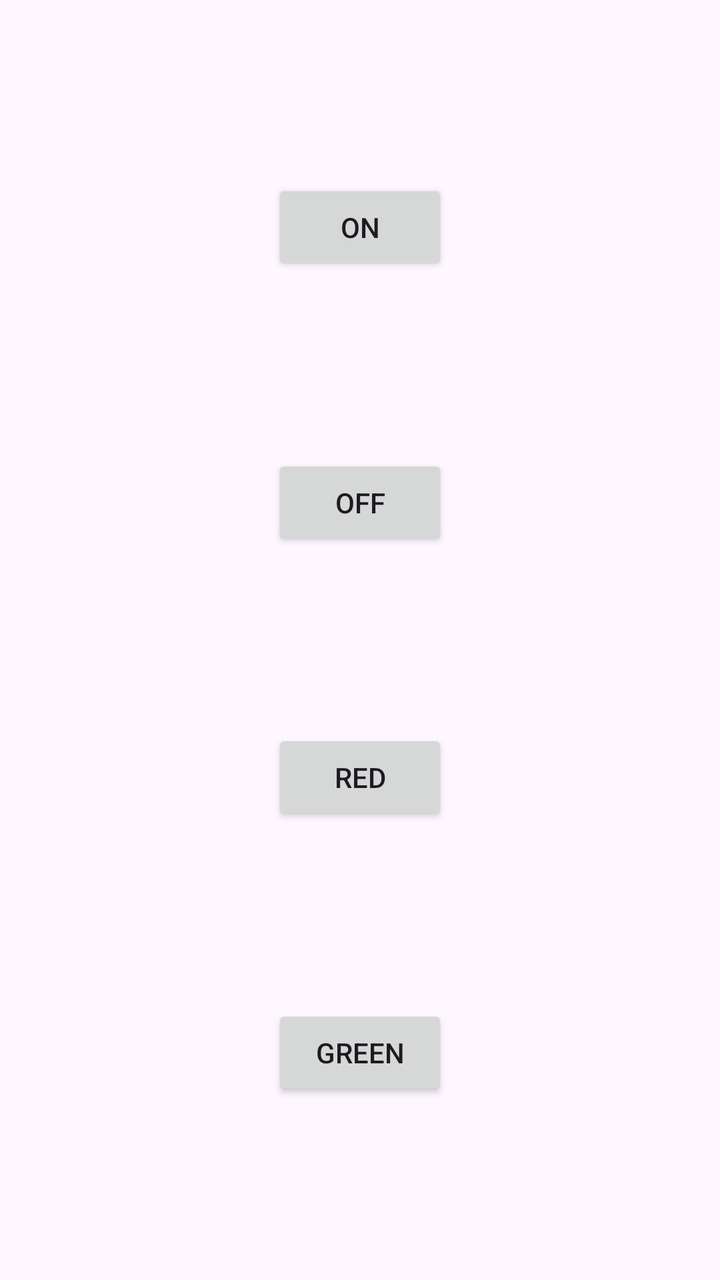
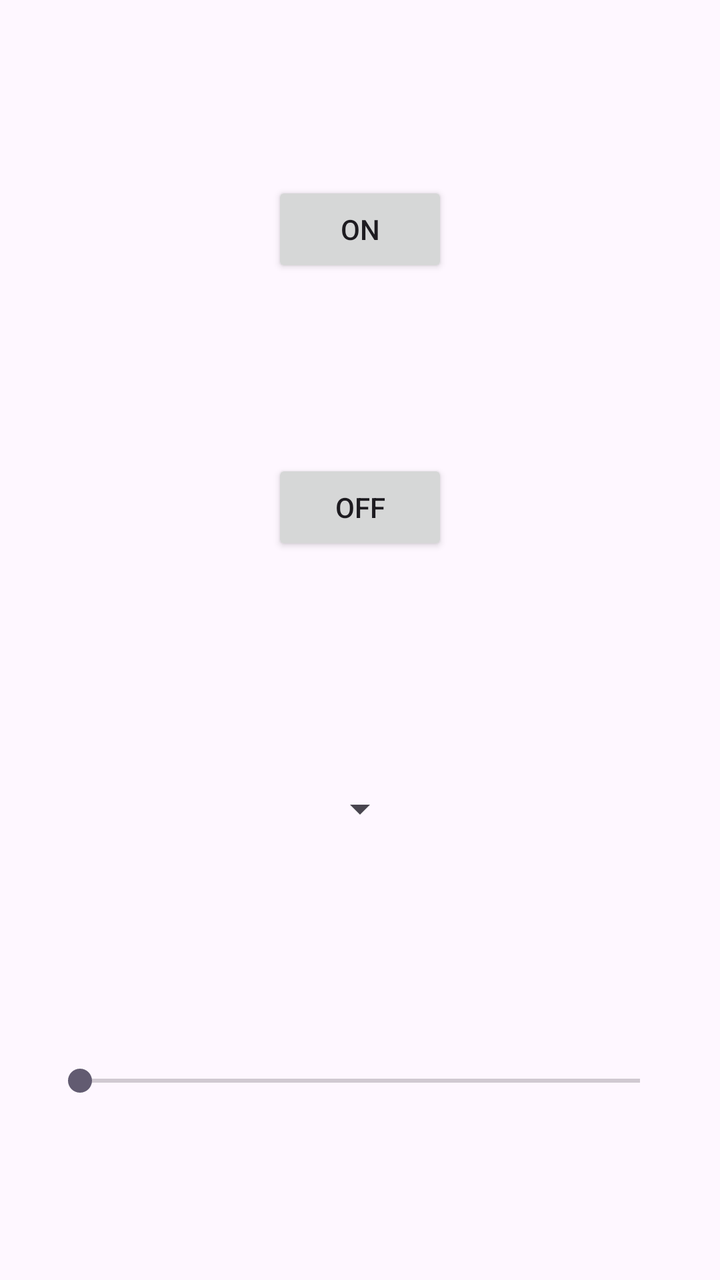

An Android layout rendered at two revisions. The XML below is the earlier revision; the diff shows what the commit changed to produce the second picture.
<!-- AndroidManifest.xml: application theme Theme.LightBulbLab -->
<!-- res/layout/fragment_main.xml -->
<?xml version="1.0" encoding="utf-8"?>
<androidx.constraintlayout.widget.ConstraintLayout xmlns:android="http://schemas.android.com/apk/res/android"
    xmlns:app="http://schemas.android.com/apk/res-auto"
    xmlns:tools="http://schemas.android.com/tools"
    android:layout_width="match_parent"
    android:layout_height="match_parent">

    <Button
        android:id="@+id/btn_on"
        android:layout_width="wrap_content"
        android:layout_height="wrap_content"
        android:text="ON"
        app:layout_constraintBottom_toTopOf="@id/btn_off"
        app:layout_constraintEnd_toEndOf="parent"
        app:layout_constraintStart_toStartOf="parent"
        app:layout_constraintTop_toTopOf="parent" />

    <Button
        android:id="@+id/btn_off"
        android:layout_width="wrap_content"
        android:layout_height="wrap_content"
        android:text="OFF"
        app:layout_constraintBottom_toTopOf="@id/btn_color_red"
        app:layout_constraintEnd_toEndOf="parent"
        app:layout_constraintStart_toStartOf="parent"
        app:layout_constraintTop_toBottomOf="@id/btn_on" />

    <Button
        android:id="@+id/btn_color_red"
        android:layout_width="wrap_content"
        android:layout_height="wrap_content"
        android:text="RED"
        app:layout_constraintBottom_toTopOf="@id/btn_color_green"
        app:layout_constraintEnd_toEndOf="parent"
        app:layout_constraintStart_toStartOf="parent"
        app:layout_constraintTop_toBottomOf="@id/btn_off" />

    <Button
        android:id="@+id/btn_color_green"
        android:layout_width="wrap_content"
        android:layout_height="wrap_content"
        android:text="Green"
        app:layout_constraintBottom_toBottomOf="parent"
        app:layout_constraintEnd_toEndOf="parent"
        app:layout_constraintStart_toStartOf="parent"
        app:layout_constraintTop_toBottomOf="@id/btn_color_red" />

</androidx.constraintlayout.widget.ConstraintLayout>
<!-- resources referenced by this layout -->
<resources>
  <style name="Theme.LightBulbLab" parent="Base.Theme.LightBulbLab" />
  <style name="Base.Theme.LightBulbLab" parent="Theme.Material3.DayNight.NoActionBar">
          
          
      </style>
</resources>

<!-- the commit's change to res/layout/fragment_main.xml (unified diff, before → after) -->
@@ -20,29 +20,31 @@
         android:layout_width="wrap_content"
         android:layout_height="wrap_content"
         android:text="OFF"
-        app:layout_constraintBottom_toTopOf="@id/btn_color_red"
+        app:layout_constraintBottom_toTopOf="@id/spinner_color"
         app:layout_constraintEnd_toEndOf="parent"
         app:layout_constraintStart_toStartOf="parent"
         app:layout_constraintTop_toBottomOf="@id/btn_on" />
 
-    <Button
-        android:id="@+id/btn_color_red"
+    <Spinner
+        android:id="@+id/spinner_color"
         android:layout_width="wrap_content"
         android:layout_height="wrap_content"
-        android:text="RED"
-        app:layout_constraintBottom_toTopOf="@id/btn_color_green"
-        app:layout_constraintEnd_toEndOf="parent"
+        android:layout_marginTop="24dp"
+        app:layout_constraintTop_toBottomOf="@id/btn_off"
+        app:layout_constraintBottom_toTopOf="@id/seekbar_brightness"
         app:layout_constraintStart_toStartOf="parent"
-        app:layout_constraintTop_toBottomOf="@id/btn_off" />
+        app:layout_constraintEnd_toEndOf="parent" />
 
-    <Button
-        android:id="@+id/btn_color_green"
-        android:layout_width="wrap_content"
+    <SeekBar
+        android:id="@+id/seekbar_brightness"
+        android:layout_width="0dp"
         android:layout_height="wrap_content"
-        android:text="Green"
+        android:max="100"
+        android:layout_marginTop="24dp"
+        android:layout_marginHorizontal="24dp"
+        app:layout_constraintTop_toBottomOf="@id/spinner_color"
         app:layout_constraintBottom_toBottomOf="parent"
-        app:layout_constraintEnd_toEndOf="parent"
         app:layout_constraintStart_toStartOf="parent"
-        app:layout_constraintTop_toBottomOf="@id/btn_color_red" />
+        app:layout_constraintEnd_toEndOf="parent" />
 
 </androidx.constraintlayout.widget.ConstraintLayout>
